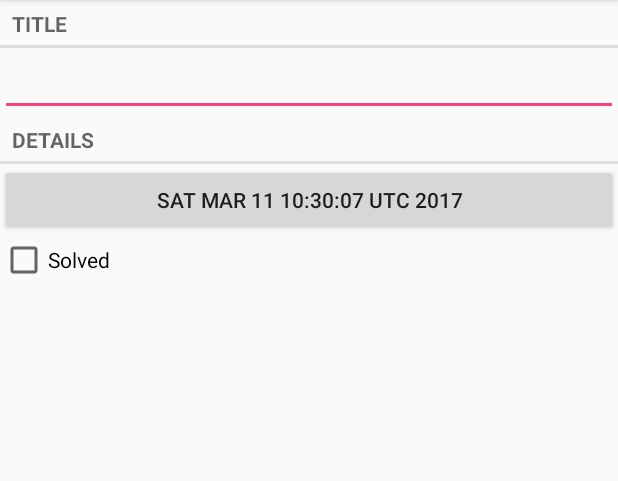
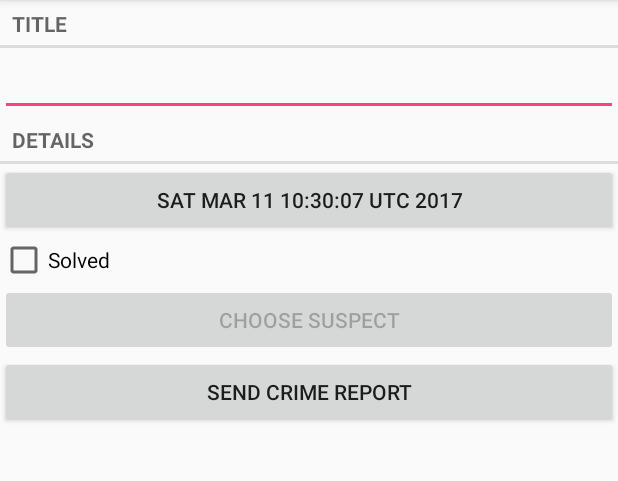
Before and after one commit to nobuyoshiAquino/criminal-intent, an Android app: the screen it shows after launch (CrimePagerActivity), after a tap on "New Crime", on a phone screen of 412 x 824 dp, the part 84-565 px from its top. Run offline under Robolectric (Android 15) with nearby library versions, the phone set to English and light mode, and no system bars.

Commit message:
Allow to add a suspect for each crime and send a message to him

```diff
--- a/app/src/main/java/xyz/nobu/criminalintent/Crime.java
+++ b/app/src/main/java/xyz/nobu/criminalintent/Crime.java
@@ -13,6 +13,7 @@ public class Crime {
     private String mTitle;
     private Date mDate;
     private boolean mSolved;
+    private String mSuspect;
 
     public Crime() {
         this(UUID.randomUUID());
@@ -50,4 +51,12 @@ public class Crime {
     public void setSolved(boolean solved) {
         mSolved = solved;
     }
+
+    public String getSuspect() {
+        return mSuspect;
+    }
+
+    public void setSuspect(String suspect) {
+        mSuspect = suspect;
+    }
 }
--- a/app/src/main/java/xyz/nobu/criminalintent/CrimeFragment.java
+++ b/app/src/main/java/xyz/nobu/criminalintent/CrimeFragment.java
@@ -3,12 +3,17 @@ package xyz.nobu.criminalintent;
 
 import android.app.Activity;
 import android.content.Intent;
+import android.content.pm.PackageManager;
+import android.database.Cursor;
+import android.net.Uri;
 import android.os.Bundle;
+import android.provider.ContactsContract;
 import android.support.annotation.Nullable;
 import android.support.v4.app.Fragment;
 import android.support.v4.app.FragmentManager;
 import android.text.Editable;
 import android.text.TextWatcher;
+import android.text.format.DateFormat;
 import android.view.LayoutInflater;
 import android.view.View;
 import android.view.ViewGroup;
@@ -32,11 +37,14 @@ public class CrimeFragment extends Fragment {
     private static final String DIALOG_DATE = "DialogDate";
 
     private static final int REQUEST_DATE = 0;
+    private static final int REQUEST_CONTACT = 1;
 
     private Crime mCrime;
     private EditText mTitleField;
     private Button mDateButton;
     private CheckBox mSolvedCheckbox;
+    private Button mSuspectButton;
+    private Button mReportButton;
 
     public static CrimeFragment newInstance(UUID crimeId) {
         Bundle args = new Bundle();
@@ -111,6 +119,40 @@ public class CrimeFragment extends Fragment {
             }
         });
 
+        mReportButton = (Button) v.findViewById(R.id.crime_report);
+        mReportButton.setOnClickListener(new OnClickListener() {
+            @Override
+            public void onClick(View view) {
+                Intent i = new Intent(Intent.ACTION_SEND);
+                i.setType("text/plain");
+                i.putExtra(Intent.EXTRA_TEXT, getCrimeReport());
+                i.putExtra(Intent.EXTRA_SUBJECT,
+                        getString(R.string.crime_report_subject));
+                i = Intent.createChooser(i, getString(R.string.send_report));
+                startActivity(i);
+            }
+        });
+
+        final Intent pickContact = new Intent(Intent.ACTION_PICK,
+                ContactsContract.Contacts.CONTENT_URI);
+        mSuspectButton = (Button) v.findViewById(R.id.crime_suspect);
+        mSuspectButton.setOnClickListener(new OnClickListener() {
+            @Override
+            public void onClick(View view) {
+                startActivityForResult(pickContact, REQUEST_CONTACT);
+            }
+        });
+
+        if (mCrime.getSuspect() != null) {
+            mSuspectButton.setText(mCrime.getSuspect());
+        }
+
+        PackageManager packageManager = getActivity().getPackageManager();
+        if (packageManager.resolveActivity(pickContact,
+                PackageManager.MATCH_DEFAULT_ONLY) == null) {
+            mSuspectButton.setEnabled(false);
+        }
+
         return v;
     }
 
@@ -125,10 +167,62 @@ public class CrimeFragment extends Fragment {
                     .getSerializableExtra(DatePickerFragment.EXTRA_DATE);
             mCrime.setDate(date);
             updateDate();
+        } else if (requestCode == REQUEST_CONTACT && data != null) {
+            Uri contactUri = data.getData();
+            // Specify which fields you want your query to return
+            // values for
+            String[] queryFields = new String[] {
+                    ContactsContract.Contacts.DISPLAY_NAME
+            };
+            // Perform your query - the contactUri is like a "where"
+            // clause here
+            Cursor c = getActivity().getContentResolver()
+                    .query(contactUri, queryFields, null, null, null);
+
+            try {
+                // Double-check that you actually got results
+                if (c.getCount() == 0) {
+                    return;
+                }
+
+                // Pull out the first column of the first row of data -
+                // that is your suspect's name
+                c.moveToFirst();
+                String suspect = c.getString(0);
+                mCrime.setSuspect(suspect);
+                mSuspectButton.setText(suspect);
+            } finally {
+                c.close();
+            }
         }
     }
 
     private void updateDate() {
         mDateButton.setText(mCrime.getDate().toString());
     }
+
+    private String getCrimeReport() {
+        String solvedString = null;
+        if (mCrime.isSolved()) {
+            solvedString = getString(R.string.crime_report_solved);
+        } else {
+            solvedString = getString(R.string.crime_report_unsolved);
+        }
+
+        String dateFormat = "EEE, MMM dd";
+        String dateString = DateFormat.format(dateFormat,
+                mCrime.getDate()).toString();
+
+        String suspect = mCrime.getSuspect();
+        if (suspect == null) {
+            suspect = getString(R.string.crime_report_no_suspect);
+        } else {
+            suspect = getString(R.string.crime_report_suspect, suspect);
+        }
+
+        String report = getString(R.string.crime_report,
+                mCrime.getTitle(), solvedString, dateString, suspect);
+
+        return report;
+    }
 }
--- a/app/src/main/java/xyz/nobu/criminalintent/CrimeLab.java
+++ b/app/src/main/java/xyz/nobu/criminalintent/CrimeLab.java
@@ -106,6 +106,7 @@ public class CrimeLab {
         values.put(CrimeTable.Cols.TITLE, crime.getTitle());
         values.put(CrimeTable.Cols.DATE, crime.getDate().getTime());
         values.put(CrimeTable.Cols.SOLVED, crime.isSolved() ? 1 : 0);
+        values.put(CrimeTable.Cols.SUSPECT, crime.getSuspect());
 
         return values;
     }
--- a/app/src/main/java/xyz/nobu/criminalintent/database/CrimeBaseHelper.java
+++ b/app/src/main/java/xyz/nobu/criminalintent/database/CrimeBaseHelper.java
@@ -20,13 +20,14 @@ public class CrimeBaseHelper extends SQLiteOpenHelper {
 
     @Override
     public void onCreate(SQLiteDatabase db) {
-        db.execSQL("create table " + CrimeTable.NAME + "(" +
-            "_id integer primary key autoincrement, " +
-            CrimeTable.Cols.UUID + ", " +
-            CrimeTable.Cols.TITLE + ", " +
-            CrimeTable.Cols.DATE + ", " +
-            CrimeTable.Cols.SOLVED +
-            ")"
+        db.execSQL("create table " + CrimeTable.NAME + "("
+                + "_id integer primary key autoincrement, "
+                + CrimeTable.Cols.UUID + ", "
+                + CrimeTable.Cols.TITLE + ", "
+                + CrimeTable.Cols.DATE + ", "
+                + CrimeTable.Cols.SOLVED + ", "
+                + CrimeTable.Cols.SUSPECT
+                + ")"
         );
     }
 
--- a/app/src/main/java/xyz/nobu/criminalintent/database/CrimeCursorWrapper.java
+++ b/app/src/main/java/xyz/nobu/criminalintent/database/CrimeCursorWrapper.java
@@ -24,11 +24,13 @@ public class CrimeCursorWrapper extends CursorWrapper {
         String title = getString(getColumnIndex(CrimeTable.Cols.TITLE));
         long date = getLong(getColumnIndex(CrimeTable.Cols.DATE));
         int isSolved = getInt(getColumnIndex(CrimeTable.Cols.SOLVED));
+        String suspect = getString(getColumnIndex(CrimeTable.Cols.SUSPECT));
 
         Crime crime = new Crime(UUID.fromString(uuidString));
         crime.setTitle(title);
         crime.setDate(new Date(date));
         crime.setSolved(isSolved != 0);
+        crime.setSuspect(suspect);
 
         return crime;
     }
--- a/app/src/main/java/xyz/nobu/criminalintent/database/CrimeDbSchema.java
+++ b/app/src/main/java/xyz/nobu/criminalintent/database/CrimeDbSchema.java
@@ -13,6 +13,7 @@ public class CrimeDbSchema {
             public static final String TITLE = "title";
             public static final String DATE = "date";
             public static final String SOLVED = "solved";
+            public static final String SUSPECT = "suspect";
         }
     }
 }
--- a/app/src/main/res/layout/fragment_crime.xml
+++ b/app/src/main/res/layout/fragment_crime.xml
@@ -33,4 +33,16 @@
         android:layout_height="wrap_content"
         android:text="@string/crime_solved_label"/>
 
+    <Button
+        android:id="@+id/crime_suspect"
+        android:layout_width="match_parent"
+        android:layout_height="wrap_content"
+        android:text="@string/crime_suspect_text" />
+
+    <Button
+        android:id="@+id/crime_report"
+        android:layout_width="match_parent"
+        android:layout_height="wrap_content"
+        android:text="@string/crime_report_text" />
+
 </LinearLayout>
--- a/app/src/main/res/values/strings.xml
+++ b/app/src/main/res/values/strings.xml
@@ -12,7 +12,15 @@
         <item quantity="one">%1$d crime</item>
         <item quantity="other">%1$d crimes</item>
     </plurals>
-
-    <!-- TODO: Remove or change this placeholder text -->
-    <string name="hello_blank_fragment">Hello blank fragment</string>
+    <string name="crime_suspect_text">Choose Suspect</string>
+    <string name="crime_report_text">Send Crime Report</string>
+    <string name="crime_report">%1$s!
+        The crime was discovered on %2$s. %3$s, and %4$s
+    </string>
+    <string name="crime_report_solved">The case is solved</string>
+    <string name="crime_report_unsolved">The case is not solved</string>
+    <string name="crime_report_no_suspect">there is no suspect.</string>
+    <string name="crime_report_suspect">the suspect is %s.</string>
+    <string name="crime_report_subject">CriminalIntent Crime Report</string>
+    <string name="send_report">Send crime report via</string>
 </resources>
```
